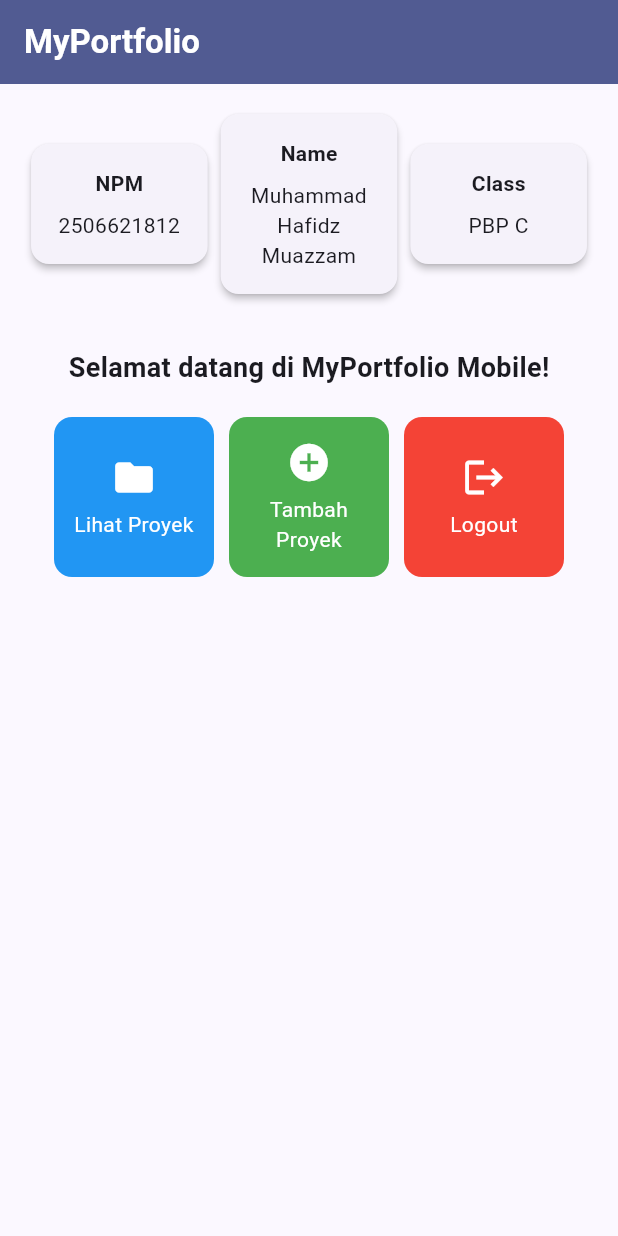
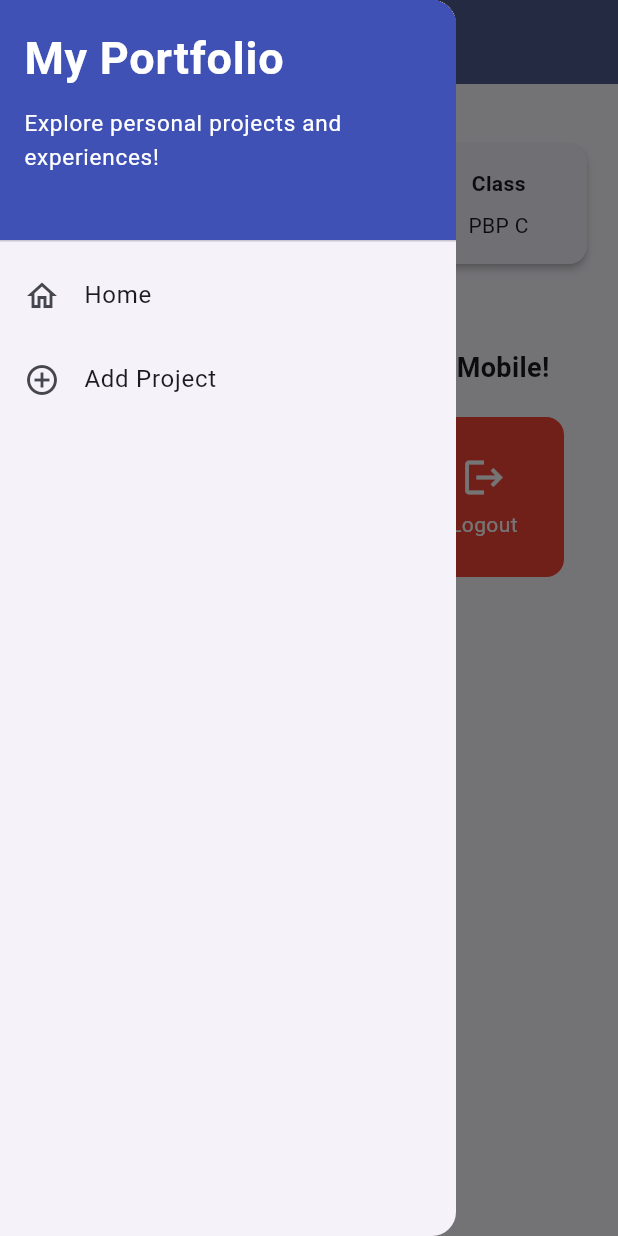
Before and after one commit to papaindiansierra/myportofolio_mobile, a Flutter app: the screen it shows after launch, with the side drawer open (before the commit the screen has no drawer), on a phone screen of 412 x 824 dp. Run offline on Flutter 3.47's test engine with Material 3 defaults, Android fonts, the phone set to English and light mode, and no system bars.

Commit message:
Tutorial 09: Flutter Navigation, Layouts, Forms, and Input Elements

```diff
--- a/lib/main.dart
+++ b/lib/main.dart
@@ -1,5 +1,5 @@
 import 'package:flutter/material.dart';
-import 'package:myportofolio_mobile/menu.dart'; // Impor berkas menu.dart
+import 'package:myportofolio_mobile/screens/menu.dart'; // Impor berkas menu.dart
 
 void main() {
   runApp(const MyApp());
--- a/lib/menu.dart
+++ b/lib/screens/menu.dart
@@ -1,13 +1,8 @@
 import 'package:flutter/material.dart';
-
-// menambah atribut 'color' pada kelas model biar pewarnaan tombol jadi modular dan ringkas (biar ga buat banyak cabang if else)
-class ItemHomepage {
-  final String name;
-  final IconData icon;
-  final Color color; // atribut warna latar belakang kartu
-
-  ItemHomepage(this.name, this.icon, this.color);
-}
+// mengimpor widget LeftDrawer untuk menu navigasi samping
+import 'package:myportofolio_mobile/widgets/left_drawer.dart';
+// mengimpor widget ProjectCard (ItemHomepage & ItemCard)
+import 'package:myportofolio_mobile/widgets/project_card.dart';
 
 class MyHomePage extends StatelessWidget {
   MyHomePage({super.key});
@@ -26,7 +21,7 @@ class MyHomePage extends StatelessWidget {
 
   @override
   Widget build(BuildContext context) {
-    // scaffold untuk menyediakan struktur visual dasar halaman. yaitu AppBar, Body, SnackBar
+    // scaffold untuk menyediakan struktur visual dasar halaman. yaitu AppBar, Body, SnackBar, dan Drawer
     return Scaffold(
       // AppBar untuk menampilkan bar bagian atas halaman aplikasi
       appBar: AppBar(
@@ -38,7 +33,11 @@ class MyHomePage extends StatelessWidget {
           ),
         ),
         backgroundColor: Theme.of(context).colorScheme.primary,
+        // mengubah warna ikon (termasuk ikon hamburger untuk membuka drawer) menjadi putih
+        iconTheme: const IconThemeData(color: Colors.white),
       ),
+      // memasang LeftDrawer sebagai menu navigasi geser dari sisi kiri layar
+      drawer: const LeftDrawer(),
       // body halaman utama dan padding di kelilingnya
       body: Padding(
         padding: const EdgeInsets.all(16.0),
@@ -125,51 +124,3 @@ class InfoCard extends StatelessWidget {
     );
   }
 }
-
-class ItemCard extends StatelessWidget {
-  final ItemHomepage item;
-
-  const ItemCard(this.item, {super.key});
-
-  @override
-  Widget build(BuildContext context) {
-    return Material(
-      // menerapkan warna latar unik
-      // mengambil warna langsung dari atribut item.color yang sudah didefinisikan di list
-      color: item.color,
-      borderRadius: BorderRadius.circular(12),
-      child: InkWell(
-        // aksi ketika kartu ditekan oleh pengguna
-        onTap: () {
-          // menampilkan SnackBar dengan pesan interaktif sesuai nama tombol saat ditap
-          ScaffoldMessenger.of(context)
-            ..hideCurrentSnackBar()
-            ..showSnackBar(
-              SnackBar(content: Text("Kamu telah menekan tombol ${item.name}!"))
-            );
-        },
-        child: Container(
-          padding: const EdgeInsets.all(8),
-          child: Center(
-            child: Column(
-              mainAxisAlignment: MainAxisAlignment.center,
-              children: [
-                Icon(
-                  item.icon,
-                  color: Colors.white,
-                  size: 30.0,
-                ),
-                const Padding(padding: EdgeInsets.all(3)),
-                Text(
-                  item.name,
-                  textAlign: TextAlign.center,
-                  style: const TextStyle(color: Colors.white),
-                ),
-              ],
-            ),
-          ),
-        ),
-      ),
-    );
-  }
-}
--- /dev/null
+++ b/lib/widgets/left_drawer.dart
@@ -0,0 +1,69 @@
+import 'package:flutter/material.dart';
+import 'package:myportofolio_mobile/screens/menu.dart';
+import 'package:myportofolio_mobile/screens/project_form.dart';
+
+class LeftDrawer extends StatelessWidget {
+  const LeftDrawer({super.key});
+
+  @override
+  Widget build(BuildContext context) {
+    return Drawer(
+      child: ListView(
+        children: [
+          const DrawerHeader(
+            decoration: BoxDecoration(
+              color: Colors.indigo,
+            ),
+            child: Column(
+              crossAxisAlignment: CrossAxisAlignment.start,
+              children: [
+                Text(
+                  'My Portfolio',
+                  style: TextStyle(
+                    fontSize: 30,
+                    fontWeight: FontWeight.bold,
+                    color: Colors.white,
+                  ),
+                ),
+                SizedBox(height: 10),
+                Text(
+                  'Explore personal projects and experiences!',
+                  style: TextStyle(
+                    fontSize: 15,
+                    color: Colors.white,
+                  ),
+                ),
+              ],
+            ),
+          ),
+          ListTile(
+            leading: const Icon(Icons.home_outlined),
+            title: const Text('Home'),
+            // Navigasi ke halaman utama portofolio
+            onTap: () {
+              Navigator.pushReplacement(
+                context,
+                MaterialPageRoute(
+                  builder: (context) => MyHomePage(),
+                ),
+              );
+            },
+          ),
+          ListTile(
+            leading: const Icon(Icons.add_circle_outline),
+            title: const Text('Add Project'),
+            // Navigasi ke halaman tambah proyek
+            onTap: () {
+              Navigator.pushReplacement(
+                context,
+                MaterialPageRoute(
+                  builder: (context) => const ProjectFormPage(),
+                ),
+              );
+            },
+          ),
+        ],
+      ),
+    );
+  }
+}
--- /dev/null
+++ b/lib/widgets/project_card.dart
@@ -0,0 +1,71 @@
+import 'package:flutter/material.dart';
+import 'package:myportofolio_mobile/screens/project_form.dart';
+
+// menambah atribut 'color' pada kelas model biar pewarnaan tombol jadi modular dan ringkas (biar ga buat banyak cabang if else)
+class ItemHomepage {
+  final String name;
+  final IconData icon;
+  final Color color; // atribut warna latar belakang kartu
+
+  ItemHomepage(this.name, this.icon, this.color);
+}
+
+class ItemCard extends StatelessWidget {
+  final ItemHomepage item;
+
+  const ItemCard(this.item, {super.key});
+
+  @override
+  Widget build(BuildContext context) {
+    return Material(
+      // menerapkan warna latar unik
+      // mengambil warna langsung dari atribut item.color yang sudah didefinisikan di list
+      color: item.color,
+      borderRadius: BorderRadius.circular(12),
+      child: InkWell(
+        // Area responsif terhadap sentuhan
+        onTap: () {
+          // Memunculkan SnackBar ketika diklik
+          ScaffoldMessenger.of(context)
+            ..hideCurrentSnackBar()
+            ..showSnackBar(
+              SnackBar(
+                content: Text("Kamu telah menekan tombol ${item.name}!"),
+              ),
+            );
+
+          // Navigate ke halaman yang sesuai
+          if (item.name == "Tambah Proyek") {
+            Navigator.push(
+              context,
+              MaterialPageRoute(
+                builder: (context) => const ProjectFormPage(),
+              ),
+            );
+          }
+        },
+        child: Container(
+          padding: const EdgeInsets.all(8),
+          child: Center(
+            child: Column(
+              mainAxisAlignment: MainAxisAlignment.center,
+              children: [
+                Icon(
+                  item.icon,
+                  color: Colors.white,
+                  size: 30.0,
+                ),
+                const Padding(padding: EdgeInsets.all(3)),
+                Text(
+                  item.name,
+                  textAlign: TextAlign.center,
+                  style: const TextStyle(color: Colors.white),
+                ),
+              ],
+            ),
+          ),
+        ),
+      ),
+    );
+  }
+}
```
Also changed, not shown: lib/screens/project_form.dart (added, +217 -0 lines).
